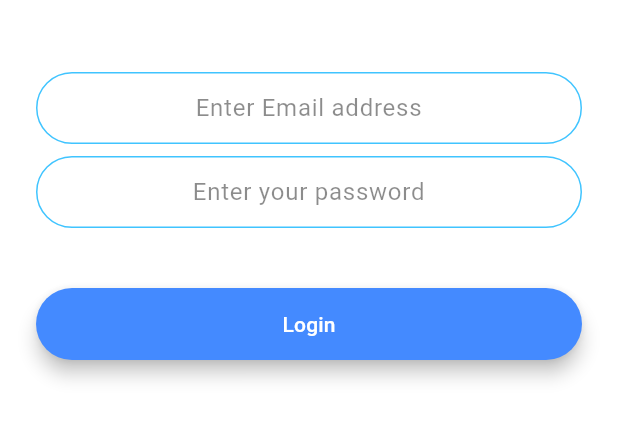
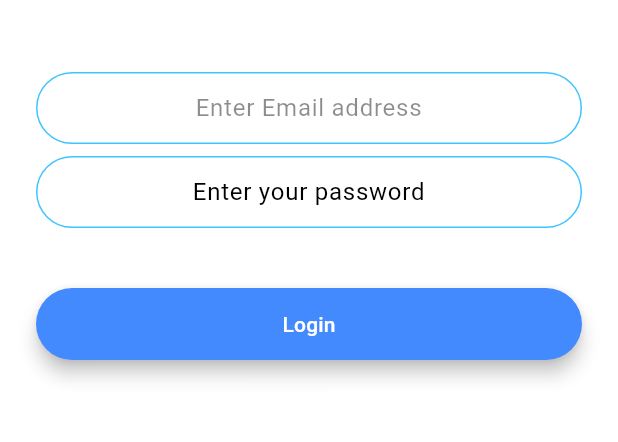
Before and after one commit to Athars904/flashchat, a Flutter app: the screen it shows after launch, after a tap on "Login", on a phone screen of 412 x 824 dp, the part 576-1018 px from its top. Run offline on Flutter 3.47's test engine with Material 3 defaults, Android fonts, the phone set to English and light mode, and no system bars; drawn by our look-alikes of modal_progress_hud_nsn; our stand-ins replace animated_text_kit, cloud_firestore, firebase_auth, firebase_core; accounts and stored records are empty.

Commit message:
Updated work

```diff
--- a/lib/main.dart
+++ b/lib/main.dart
@@ -23,7 +23,7 @@ class FlashChat extends StatelessWidget {
     return MaterialApp(
       theme: ThemeData.dark().copyWith(
         textTheme: const TextTheme(
-          bodyText1: TextStyle(color: Colors.black54),
+          bodyLarge: TextStyle(color: Colors.white),
         ),
       ),
       initialRoute: WelcomeScreen.id,
--- a/lib/screens/login_screen.dart
+++ b/lib/screens/login_screen.dart
@@ -38,18 +38,21 @@ class _LoginScreenState extends State<LoginScreen> {
                 height: 48.0,
               ),
               TextField(
+                style: TextStyle(color: Colors.black),
                 keyboardType: TextInputType.emailAddress,
                 textAlign: TextAlign.center,
                 onChanged: (value) {
                   email=value;
                   //Do something with the user input.
                 },
-                decoration: kInputDecorationStyle.copyWith(hintText: 'Enter Email address'),
+                decoration: kInputDecorationStyle.copyWith(hintText: 'Enter Email address',),
               ),
               SizedBox(
                 height: 8.0,
               ),
               TextField(
+
+                style: TextStyle(color: Colors.black),
                 textAlign: TextAlign.center,
                 obscureText: true,
                 onChanged: (value) {
@@ -57,6 +60,9 @@ class _LoginScreenState extends State<LoginScreen> {
                 },
                 decoration: kInputDecorationStyle.copyWith(
                   hintText: 'Enter your password',
+                  hintStyle: const TextStyle(
+                    color: Colors.black
+                  ),
                 ),
               ),
               SizedBox(
```
Also changed, not shown: lib/screens/chat_screen.dart (+22 -5 lines), lib/screens/registration_screen.dart (+15 -1 lines).
